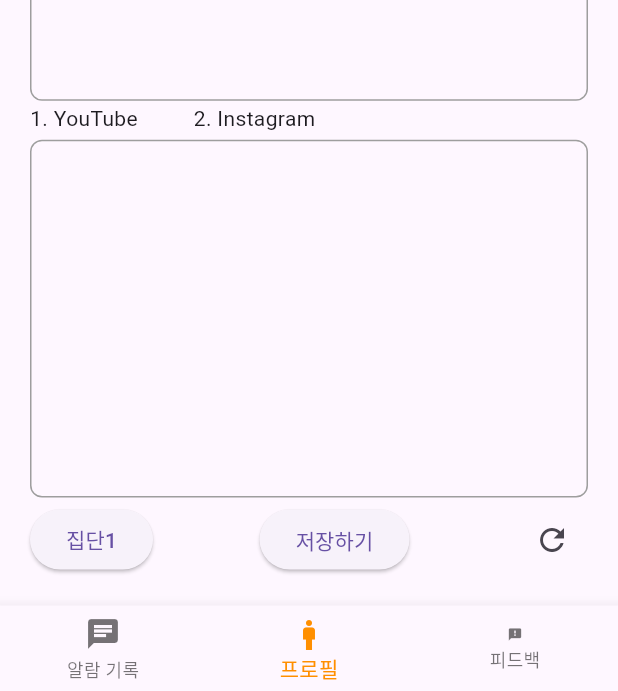
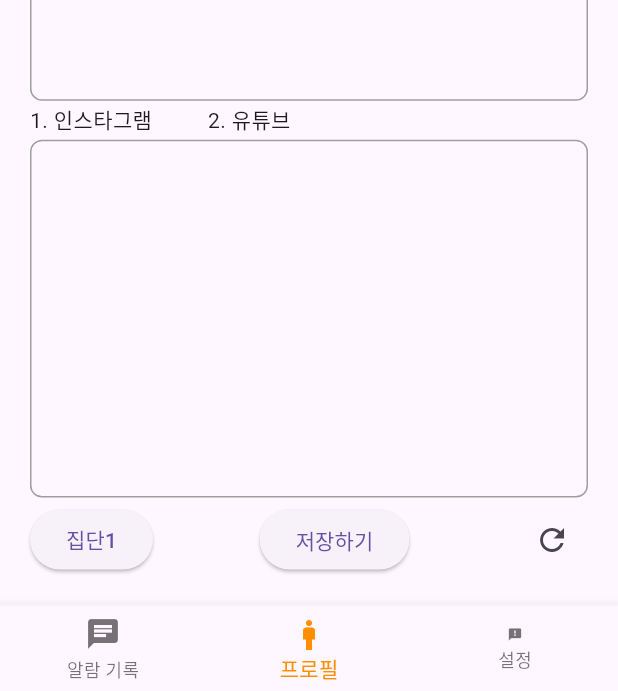
Before and after one commit to jae-yong-2/my_research, a Flutter app: the screen it shows after launch, item 2 of the bottom bar chosen, on a phone screen of 412 x 824 dp. Shown: the part 542-1233 px from the top of the screen. Run offline on Flutter 3.47's test engine with Material 3 defaults, Android fonts, the phone set to English and light mode, and no system bars; our stand-ins replace dash_chat_2, firebase_core, firebase_database, firebase_messaging, flutter_local_notifications, fluttertoast and 3 more; missing offline and left inert: chat_gpt_sdk, dart:ffi, flutter_foreground_task; accounts and stored records are empty.

Commit message:
:white_check_mark: 실험용

```diff
--- a/lib/data/keystring.dart
+++ b/lib/data/keystring.dart
@@ -1,31 +1,30 @@
 class KeyValue{
-
-  String ID = "10";
+  String NAME = "test";
+  String ID = "0";
   final appOrder =[
-    "YouTube",
-    "Instagram"
+    "인스타그램",
+    "유튜브",
   ];
   final nonStopReason = [
     [
-      "지인들의 일상생활을 실시간으로 더 보고싶다는",
-      "내 일상생활을 실시간으로 더 공유하고 싶다는",
-      "지금 알고리즘이 좋은 정보들을 잘 알려주고 있다는",
+      "너무 재미있다는",
+      "심심해서",
+      "습관적으로 보다 보니 더 보게 됐는데, 그냥 조금더 보고싶다는",
     ],
     [
-      "알고리즘에 의해 노출되는 추천영상으로 더 큰 재미를 찾기 위해 계속 영상을 시청하게 됨",
-      "대체할 수 있는 흥미로운 플랫폼이 없음",
-      "프리미엄 서비스를 사용하는 입장에서 앱을 사용 안하면 돈 아까운 느낌이 듦",
-    ]
+      "너무 재미있다는",
+      "심심해서",
+      "습관적으로 보다 보니 더 보게 됐는데, 그냥 조금더 보고싶다는",
+    ],
   ];
   final stopReason = [
     [
-      "일상의 기록을 위함인지 과시를 위함인지 생각",
-      "불필요하고 단발적인 컨텐츠에 시간을 쏟지말자 생각",
-      "화면속 이미 지나간일들의 기록보다 현재의 세상을 보자고 생각",
+      "눈이 나빠질것 같은",
+      "생산성이 없는 것같은",
     ],
     [
-      "자기전에는 최소한의 영상시청으로 늦은 시간에 잠들지 않게 함",
-      "업무중 휴식시간에는 앱 사용을 줄여 일에 대한 집중력을 떨어지지 않게 함"
+      "눈이 나빠질것 같은",
+      "생산성이 없는 것같은",
     ],
   ];
 
--- a/lib/data/server_data_listener.dart
+++ b/lib/data/server_data_listener.dart
@@ -82,15 +82,16 @@ class ServerDataListener {
       final stopReason = KeyValue().stopReason;
       // 0 또는 1을 랜덤으로 출력하는 변수
       int purposeRandomValue = random.nextInt(2);
-      int nonStopReasonRandomValue = random.nextInt(nonStopReason.length);
-      int stopReasonRandomValue = random.nextInt(stopReason.length);
+      int nonStopReasonRandomValue = random.nextInt(nonStopReason[index].length);
+      int stopReasonRandomValue = random.nextInt(stopReason[index].length);
       String purpose;
       //Todo 각 어플에 대한 reason, purpose 를 작성.
 
-      if(purposeRandomValue==0){
-        purpose = '${stopReason[index][stopReasonRandomValue]} 이유로 $currentApp 사용을 "지금 사용을 멈추겠다"고 말하는 거야';
+      if(purposeRandomValue==0 || purposeRandomValue==1){
+        purpose = '잠들 시간 근처면 잠을 못자면 다음날 힘들다고 이유말하고, 수면 시간 근처가 아니면 수면에 대한건 언급하지 않고 '
+            '${stopReason[index][stopReasonRandomValue]} 이유로 $currentApp 사용을 "지금 사용을 멈추겠다"고 말하는 거야';
       }else{
-        purpose = '${nonStopReason[index][nonStopReasonRandomValue]}한 이유로 $currentApp 사용"조금만 더 사용"한다고 말하는 거야';
+        purpose = '${nonStopReason[index][nonStopReasonRandomValue]} 이유로 $currentApp 사용"조금만 더 사용"한다고 말하는 거야';
       }
       text = '''
       {
@@ -117,7 +118,7 @@ class ServerDataListener {
         “현재 스마트폰($currentApp) 사용시간”: “$currentAppUsageTime분”,
         "요구사항":
           ["
-            $currentApp 사용을 그만뒀는데. '(방금 내가 한 말)'의 내용을 넣어서 그 앱의 사용을 잘 중단했다고 전달해줘,20~30단어 정도로 Json형태 말고 한글 존댓말로 응답
+            $currentApp 사용을 그만뒀는데. '(방금 내가 한 말)'에 대답으로 그 앱의 사용을 잘 중단했다고 전달해줘,20~30단어 정도로 Json형태 말고 한글 존댓말로 응답
           ]"
        }
         ''';
--- a/lib/page/feedback.dart
+++ b/lib/page/feedback.dart
@@ -312,6 +312,7 @@ class _FeedbackPageState extends State<FeedbackPage> {
               child: Column(
                 crossAxisAlignment: CrossAxisAlignment.start,
                 children: [
+                  Text('실험자 : ${KeyValue().NAME}', style: TextStyle(fontSize: 18, fontWeight: FontWeight.bold)),
                   // 기존 설정 Section
                   Container(
                     width: double.infinity,
--- a/lib/page/page_navigation.dart
+++ b/lib/page/page_navigation.dart
@@ -57,7 +57,7 @@ class _PageNavigationState extends State<PageNavigation> {
           ),
           BottomNavigationBarItem(
             icon: Icon(Icons.feedback,size: 10,),
-            label: "피드백",
+            label: "설정",
           ),
 
         ],
```
Also changed, not shown: 1 other file.
